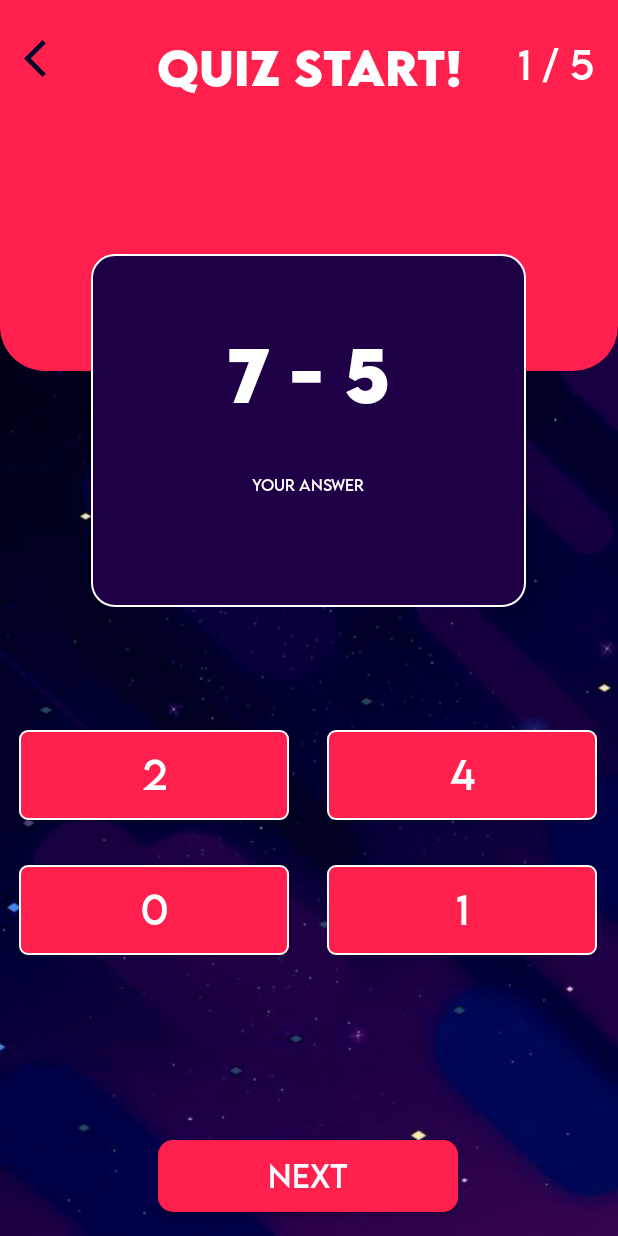
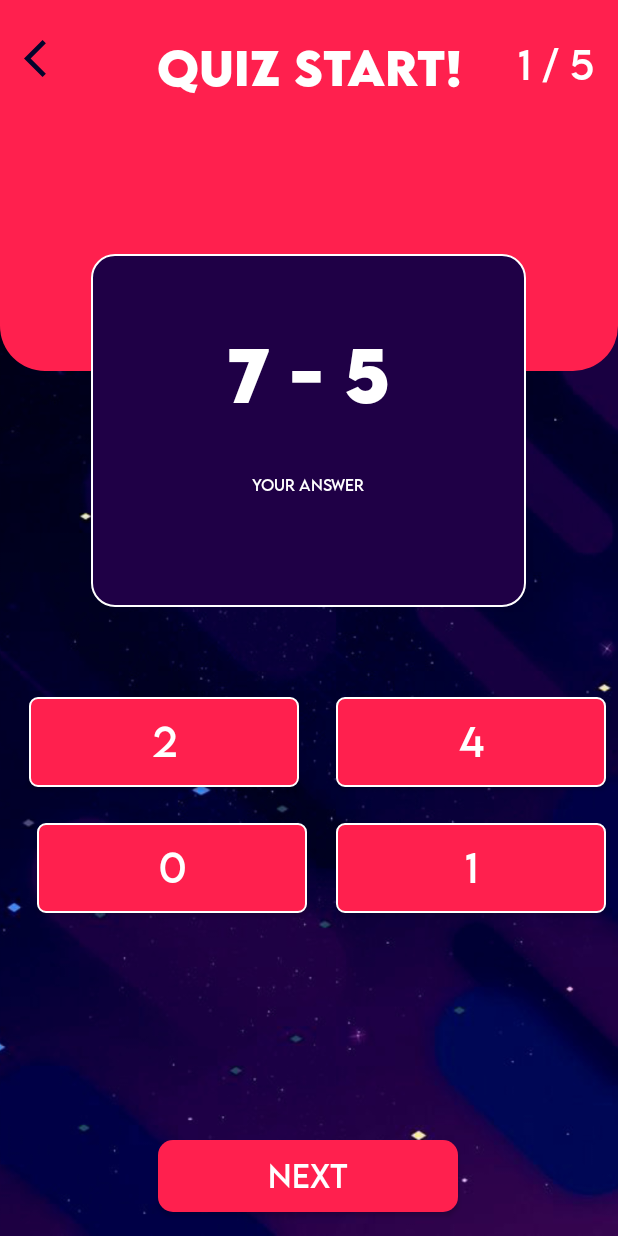
Before and after one commit to andreimorie1/SpaceAdvent, an Android app: the Choose_Operation screen opened directly, with no data from a screen before it, after a tap on "BEGIN JOURNEY", on a phone screen of 412 x 824 dp. Run offline under Robolectric (Android 15) with nearby library versions, the light colour scheme and no system bars.

Commit message:
dis is som goodshit

```diff
--- a/app/src/main/AndroidManifest.xml
+++ b/app/src/main/AndroidManifest.xml
@@ -12,6 +12,9 @@
         android:supportsRtl="true"
         android:theme="@style/Theme.SpaceAdvent"
         tools:targetApi="31">
+        <activity
+            android:name=".QuizResult"
+            android:exported="false" />
         <activity
             android:name=".difficultyControl"
             android:exported="false" />
--- a/app/src/main/java/com/example/spaceadvent/QuizActivity.java
+++ b/app/src/main/java/com/example/spaceadvent/QuizActivity.java
@@ -47,11 +47,12 @@ public class QuizActivity extends AppCompatActivity {
         int rounds = getIntent().getIntExtra("rounds",5);
         boolean timerEnabled = getIntent().getBooleanExtra("timerEnabled",false);
         int timer = getIntent().getIntExtra("timer",0);
-        Boolean isDefault = getIntent().getBooleanExtra("isDefault",false);
         String operation = getIntent().getStringExtra("operation");
         changeAns = getIntent().getBooleanExtra("changeAns",true);
 
-        Intent intent = new Intent(QuizActivity.this, QuizActivity.class);
+        //Intent
+        Intent intent = new Intent(QuizActivity.this, QuizResult.class);
+
         //change intent if operation is null
         if (operation == null){
             startActivity(new Intent(QuizActivity.this, Choose_Operation.class));
@@ -83,7 +84,6 @@ public class QuizActivity extends AppCompatActivity {
             public void onClick(View view) {
                 //Check if answer is correct or not
                 if (userAnswer == correctAns){
-                    Toast.makeText(QuizActivity.this, "Correct answer!", Toast.LENGTH_SHORT).show();
                     btn_click.setBackgroundResource(R.drawable.btn_option_correct);
                     mainCardLayout.setBackgroundResource(R.drawable.quiz_layout_card_correct);
                     score += 1;
@@ -91,22 +91,17 @@ public class QuizActivity extends AppCompatActivity {
                 else {
                     //Checks if answer is default or not (setting btn resource "btn_option_wrong" without selecting an answer crashes the app for some reason
                     if (userAnswer == -100){
-                        Toast.makeText(QuizActivity.this, "Wrong Answer!", Toast.LENGTH_SHORT).show();
                         mainCardLayout.setBackgroundResource(R.drawable.quiz_layout_card_wrong);
                     } else {
-                        Toast.makeText(QuizActivity.this, "Wrong Answer!", Toast.LENGTH_SHORT).show();
                         btn_click.setBackgroundResource(R.drawable.btn_option_wrong);
                         mainCardLayout.setBackgroundResource(R.drawable.quiz_layout_card_wrong);
                     }
 
                 }
 
-
                 new Handler().postDelayed(() -> {
                     if (currentProgress < rounds){
                         currentProgress += 1;
-                        updateProgress(rounds);
-                        generateQuestion(maxNum, minNum, operation);
                         isClicked = false;
                         userAnswer = -100;
                         userAnswerPreview.setText("");
@@ -115,15 +110,25 @@ public class QuizActivity extends AppCompatActivity {
                         btn_option3.setBackgroundResource(R.drawable.button_option);
                         btn_option4.setBackgroundResource(R.drawable.button_option);
                         mainCardLayout.setBackgroundResource(R.drawable.quiz_layout_card);
+                        updateProgress(rounds);
+                        generateQuestion(maxNum, minNum, operation);
                         if (timerEnabled){
                             startTimer(timer);
                         }
                     }
                     else {
                         //Quiz finish
-                        Toast.makeText(QuizActivity.this, "Finished Quiz with a score of " + score, Toast.LENGTH_SHORT).show();
+                        intent.putExtra("minNum", minNum);
+                        intent.putExtra("maxNum", maxNum);
+                        intent.putExtra("rounds", rounds);
+                        intent.putExtra("changeAns", changeAns);
+                        intent.putExtra("timerEnabled", timerEnabled);
+                        intent.putExtra("timer", timer);
+                        intent.putExtra("operation", operation);
+                        intent.putExtra("score", score);
+                        startActivity(new Intent(intent));
                     }
-                }, 1500);
+                }, 1000);
             }
 
         });
@@ -135,23 +140,24 @@ public class QuizActivity extends AppCompatActivity {
     }
 
     public void updateProgress(int rounds){
-        progress.setText((currentProgress) + " / " + rounds);
+        progress.setText(currentProgress + " / " + rounds);
 
     }
     //Generate question and answer
   public void generateQuestion(int maxNum, int minNum, String operation){
+
         Random random = new Random();
-
-      num1 = random.nextInt(maxNum) + minNum;
-      num2 = random.nextInt(maxNum) + minNum;
+      if (operation.equals("+")){
+          num1 = random.nextInt(maxNum) + minNum;
+          num2 = random.nextInt(maxNum) + minNum;
+          correctAns = num1 + num2;
+      } else if (operation.equals("-")){
+          num1 = random.nextInt(maxNum) + minNum;
+          num2 = random.nextInt(num1);
+          correctAns = num1 - num2;
+      }
 
       question.setText(num1 + " "+ operation + " " + num2);
-
-      if (operation.equals("+")){
-          correctAns = num1 + num2;
-      } else if (operation.equals("-")){
-          correctAns = num1 - num2;
-      }
 
       answers = new ArrayList<>();
       answers.add(correctAns);
@@ -164,8 +170,8 @@ public class QuizActivity extends AppCompatActivity {
                   answers.add(randomAns);
               }
           }
-          if (operation.equals("-")) {
-              int randomAns = num1 - (random.nextInt(num1) + 1);
+          else if (operation.equals("-")) {
+              int randomAns = num1 - (random.nextInt(num1) +1);
               //To avoid duplication of answers
               if (!answers.contains(randomAns)) {
                   answers.add(randomAns);
@@ -179,7 +185,6 @@ public class QuizActivity extends AppCompatActivity {
       btn_option2.setText(Integer.toString(answers.get(1)));
       btn_option3.setText(Integer.toString(answers.get(2)));
       btn_option4.setText(Integer.toString(answers.get(3)));
-
   }
 
 
@@ -188,7 +193,6 @@ public class QuizActivity extends AppCompatActivity {
             // Set the background of the clicked button
             btn_click = (Button)view;
             btn_click.setBackgroundResource(R.drawable.btn_option_clicked);
-
 
             // Update userAnswer and userAnswerPreview
             userAnswer = Integer.parseInt(btn_click.getText().toString());
--- a/app/src/main/res/layout/activity_quiz.xml
+++ b/app/src/main/res/layout/activity_quiz.xml
@@ -105,79 +105,6 @@
         app:layout_constraintTop_toTopOf="parent"
         app:layout_constraintVertical_bias="1.0" />
 
-    <LinearLayout
-        android:id="@+id/linearLayout"
-        android:layout_width="match_parent"
-        android:layout_height="wrap_content"
-        android:layout_marginTop="52dp"
-        android:orientation="horizontal"
-        app:layout_constraintBottom_toBottomOf="parent"
-        app:layout_constraintEnd_toEndOf="parent"
-        app:layout_constraintStart_toStartOf="parent"
-        app:layout_constraintTop_toBottomOf="@+id/constraintLayout">
-
-        <LinearLayout
-            android:layout_width="205dp"
-            android:layout_height="match_parent"
-            android:gravity="center"
-            android:orientation="vertical">
-
-            <Button
-                android:id="@+id/btn_option1"
-                android:layout_width="180dp"
-                android:layout_height="60dp"
-                android:background="@drawable/button_option"
-                android:fontFamily="@font/lemonmilk_reguar"
-                android:onClick="btn_option_click"
-                android:text="A"
-                android:textColor="@color/white"
-                android:textSize="25dp" />
-
-            <Button
-                android:id="@+id/btn_option3"
-                android:layout_width="180dp"
-                android:layout_height="60dp"
-                android:layout_marginTop="30dp"
-                android:background="@drawable/button_option"
-                android:fontFamily="@font/lemonmilk_reguar"
-                android:onClick="btn_option_click"
-                android:text="C"
-                android:textColor="@color/white"
-                android:textSize="25dp" />
-        </LinearLayout>
-
-        <LinearLayout
-            android:layout_width="205dp"
-            android:layout_height="match_parent"
-            android:gravity="center"
-            android:orientation="vertical">
-
-            <Button
-                android:id="@+id/btn_option2"
-                android:layout_width="180dp"
-                android:layout_height="60dp"
-                android:background="@drawable/button_option"
-                android:fontFamily="@font/lemonmilk_reguar"
-                android:onClick="btn_option_click"
-                android:text="B"
-                android:textColor="@color/white"
-                android:textSize="25dp" />
-
-            <Button
-                android:id="@+id/btn_option4"
-                android:layout_width="180dp"
-                android:layout_height="60dp"
-                android:layout_marginTop="30dp"
-                android:background="@drawable/button_option"
-                android:fontFamily="@font/lemonmilk_reguar"
-                android:onClick="btn_option_click"
-                android:text="D"
-                android:textColor="@color/white"
-                android:textSize="25dp" />
-        </LinearLayout>
-
-    </LinearLayout>
-
     <androidx.constraintlayout.widget.ConstraintLayout
         android:id="@+id/mainCard"
         android:layout_width="290dp"
@@ -236,5 +163,69 @@
             app:layout_constraintTop_toBottomOf="@+id/question" />
     </androidx.constraintlayout.widget.ConstraintLayout>
 
+    <Button
+        android:id="@+id/btn_option1"
+        android:layout_width="180dp"
+        android:layout_height="60dp"
+        android:layout_marginStart="8dp"
+        android:layout_marginTop="60dp"
+        android:background="@drawable/button_option"
+        android:fontFamily="@font/lemonmilk_reguar"
+        android:onClick="btn_option_click"
+        android:text="A"
+        android:textColor="@color/white"
+        android:textSize="25dp"
+        app:layout_constraintEnd_toStartOf="@+id/btn_option2"
+        app:layout_constraintHorizontal_bias="0.313"
+        app:layout_constraintStart_toStartOf="parent"
+        app:layout_constraintTop_toBottomOf="@+id/mainCard" />
+
+    <Button
+        android:id="@+id/btn_option2"
+        android:layout_width="180dp"
+        android:layout_height="60dp"
+        android:layout_marginTop="60dp"
+        android:layout_marginEnd="8dp"
+        android:background="@drawable/button_option"
+        android:fontFamily="@font/lemonmilk_reguar"
+        android:onClick="btn_option_click"
+        android:text="B"
+        android:textColor="@color/white"
+        android:textSize="25dp"
+        app:layout_constraintEnd_toEndOf="parent"
+        app:layout_constraintTop_toBottomOf="@+id/mainCard" />
+
+    <Button
+        android:id="@+id/btn_option4"
+        android:layout_width="180dp"
+        android:layout_height="60dp"
+        android:layout_marginTop="24dp"
+        android:layout_marginEnd="8dp"
+        android:background="@drawable/button_option"
+        android:fontFamily="@font/lemonmilk_reguar"
+        android:onClick="btn_option_click"
+        android:text="D"
+        android:textColor="@color/white"
+        android:textSize="25dp"
+        app:layout_constraintEnd_toEndOf="parent"
+        app:layout_constraintTop_toBottomOf="@+id/btn_option2" />
+
+    <Button
+        android:id="@+id/btn_option3"
+        android:layout_width="180dp"
+        android:layout_height="60dp"
+        android:layout_marginStart="8dp"
+        android:layout_marginTop="24dp"
+        android:background="@drawable/button_option"
+        android:fontFamily="@font/lemonmilk_reguar"
+        android:onClick="btn_option_click"
+        android:text="C"
+        android:textColor="@color/white"
+        android:textSize="25dp"
+        app:layout_constraintEnd_toStartOf="@+id/btn_option4"
+        app:layout_constraintHorizontal_bias="0.457"
+        app:layout_constraintStart_toStartOf="parent"
+        app:layout_constraintTop_toBottomOf="@+id/btn_option1" />
+
 
 </androidx.constraintlayout.widget.ConstraintLayout>
--- a/app/src/main/res/values-land/dimens.xml
+++ b/app/src/main/res/values-land/dimens.xml
@@ -1,3 +1,3 @@
 <resources>
-      <dimen name="fab_margin">48dp</dimen>
-   </resources>
+    <dimen name="fab_margin">48dp</dimen>
+</resources>
--- a/app/src/main/res/values-v23/themes.xml
+++ b/app/src/main/res/values-v23/themes.xml
@@ -1,4 +1,5 @@
 <resources xmlns:tools="http://schemas.android.com/tools">
+
     <style name="Theme.SpaceAdvent" parent="Base.Theme.SpaceAdvent">
         <!-- Transparent system bars for edge-to-edge. -->
         <item name="android:navigationBarColor">@android:color/transparent</item>
--- a/app/src/main/res/values-w1240dp/dimens.xml
+++ b/app/src/main/res/values-w1240dp/dimens.xml
@@ -1,3 +1,3 @@
 <resources>
-      <dimen name="fab_margin">200dp</dimen>
-   </resources>
+    <dimen name="fab_margin">200dp</dimen>
+</resources>
--- a/app/src/main/res/values-w600dp/dimens.xml
+++ b/app/src/main/res/values-w600dp/dimens.xml
@@ -1,3 +1,3 @@
 <resources>
-      <dimen name="fab_margin">48dp</dimen>
-   </resources>
+    <dimen name="fab_margin">48dp</dimen>
+</resources>
--- a/app/src/main/res/values/dimens.xml
+++ b/app/src/main/res/values/dimens.xml
@@ -1,3 +1,3 @@
 <resources>
-      <dimen name="fab_margin">16dp</dimen>
-   </resources>
+    <dimen name="fab_margin">16dp</dimen>
+</resources>
```
Also changed, not shown: app/src/main/java/com/example/spaceadvent/MainActivity.java (+7 -0 lines), app/src/main/java/com/example/spaceadvent/QuizResult.java (added, +105 -0 lines), app/src/main/res/layout/activity_choose_operation.xml (+37 -9 lines), app/src/main/res/layout/activity_main.xml (+14 -0 lines), app/src/main/res/layout/activity_quiz_result.xml (added, +274 -0 lines). Lines whose indentation alone changed are shown as unchanged.
